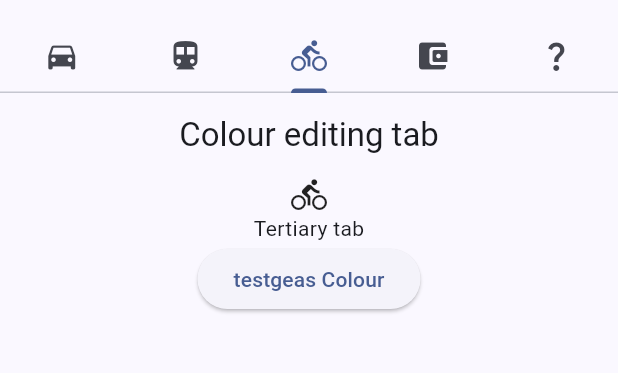
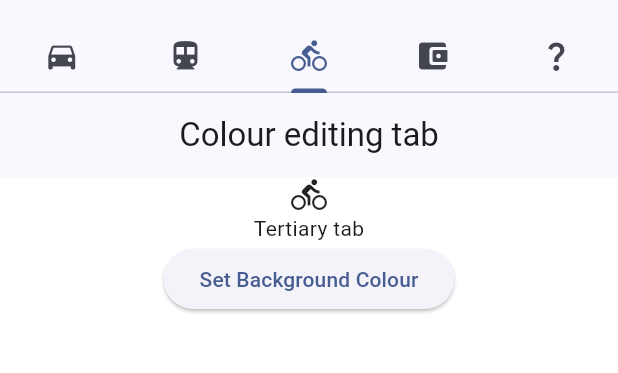
Before and after one commit to Seanathan10/M3Test, a Flutter app: the screen it shows after launch, tab 3 chosen, on a phone screen of 412 x 824 dp, the part 63-436 px from its top. Run offline on Flutter 3.47's test engine with Material 2 defaults, Android fonts, the phone set to English and light mode, and no system bars.

Commit message:
Background colour picker working on Tab 3

```diff
--- a/lib/customdialogue.dart
+++ b/lib/customdialogue.dart
@@ -49,7 +49,7 @@ class _CustomDialogueState extends State<CustomDialogue> {
       onPressed: () {
         showCustomDialogue();
       },
-      child: Text("${widget.buttonText} Colour"),
+      child: Text( widget.buttonText ),
     );
   }
 }
--- a/lib/main.dart
+++ b/lib/main.dart
@@ -79,8 +79,8 @@ class MyApp extends StatelessWidget {
             ),
             title: const Text('Tabs Demo'),
           ),
-          body: const TabBarView(
-            children: [Tab1(), Tab2(), Tab3(), Tab4(), Tab5()],
+          body: TabBarView(
+            children: [const Tab1(), const Tab2(), Tab3(), const Tab4(), const Tab5()],
           ),
         ),
       ),
--- a/lib/tabs/tab2.dart
+++ b/lib/tabs/tab2.dart
@@ -1,5 +1,5 @@
 import 'package:flutter/material.dart';
-
+import 'package:m3test/customdialogue.dart';
 import 'package:m3test/checkboxes.dart';
 
 class Tab2 extends StatelessWidget {
@@ -19,7 +19,8 @@ class Tab2 extends StatelessWidget {
           Center(child: ColourModeCheckbox()),
           Center(child: ColourModeCheckbox()),
           Center(child: ColourModeCheckbox()),
-          Center(child: ColourModeCheckbox())
+          Center(child: ColourModeCheckbox()),
+          Center(child: CustomDialogue( buttonText: "Custom Dialogue Box" ))
         ],
       ),
     );
--- a/lib/tabs/tab3.dart
+++ b/lib/tabs/tab3.dart
@@ -1,39 +1,45 @@
 import 'package:flutter/material.dart';
 import 'package:m3test/colourpicker.dart';
 
-class Tab3 extends StatelessWidget {
-  const Tab3({super.key});
+class Tab3 extends StatefulWidget {
+  Tab3({super.key});
+
+  @override
+  State<Tab3> createState() => _Tab3State();
+}
+
+class _Tab3State extends State<Tab3> {
+  Color backgroundColor = Colors.white;
+  Color cardColor = Colors.white;
+
+  void handleBackgroundColourSelected(Color color) {
+    setState(() {
+      backgroundColor = color;
+    });
+  }
 
   @override
   Widget build(BuildContext context) {
     return Scaffold(
+      backgroundColor: backgroundColor,
       appBar: AppBar(
         centerTitle: true,
         title: const Text("Colour editing tab"),
       ),
-      body: const Column(
+      body: Column(
         children: [
-          Center(child: Icon(Icons.directions_bike)),
-          Center(child: Text("Tertiary tab")),
-          /*
-          Center(
-            child: DatePickerDialog(
-              initialDate: DateTime.now(),
-              firstDate: DateTime(2018),
-              lastDate: DateTime(2030),
-            ),
-          ),
-          */
+          const Center(child: Icon(Icons.directions_bike)),
+          const Center(child: Text("Tertiary tab")),
           Center(
             /*
               cardColor: Colors.blue.shade600,
               primarySwatch: Colors.red,
               accentColor: Colors.amberAccent,
-              backgroundColor: Colors.cyan,
               errorColor: Colors.indigo,
             */
             child: ColourPicker(
-              property: "testgeas",
+              property: "Background",
+              onColourSelected: handleBackgroundColourSelected,
             ),
           ),
         ],
```
Also changed, not shown: lib/colourpicker.dart (+116 -16 lines).
